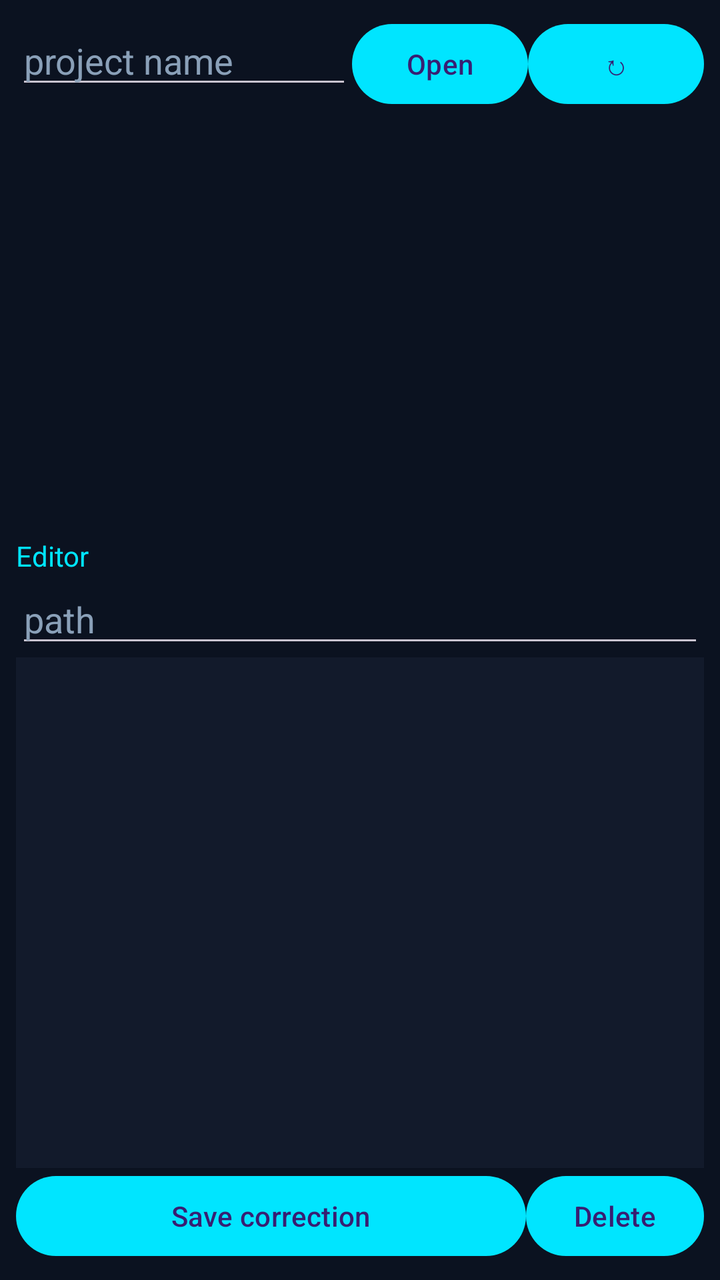
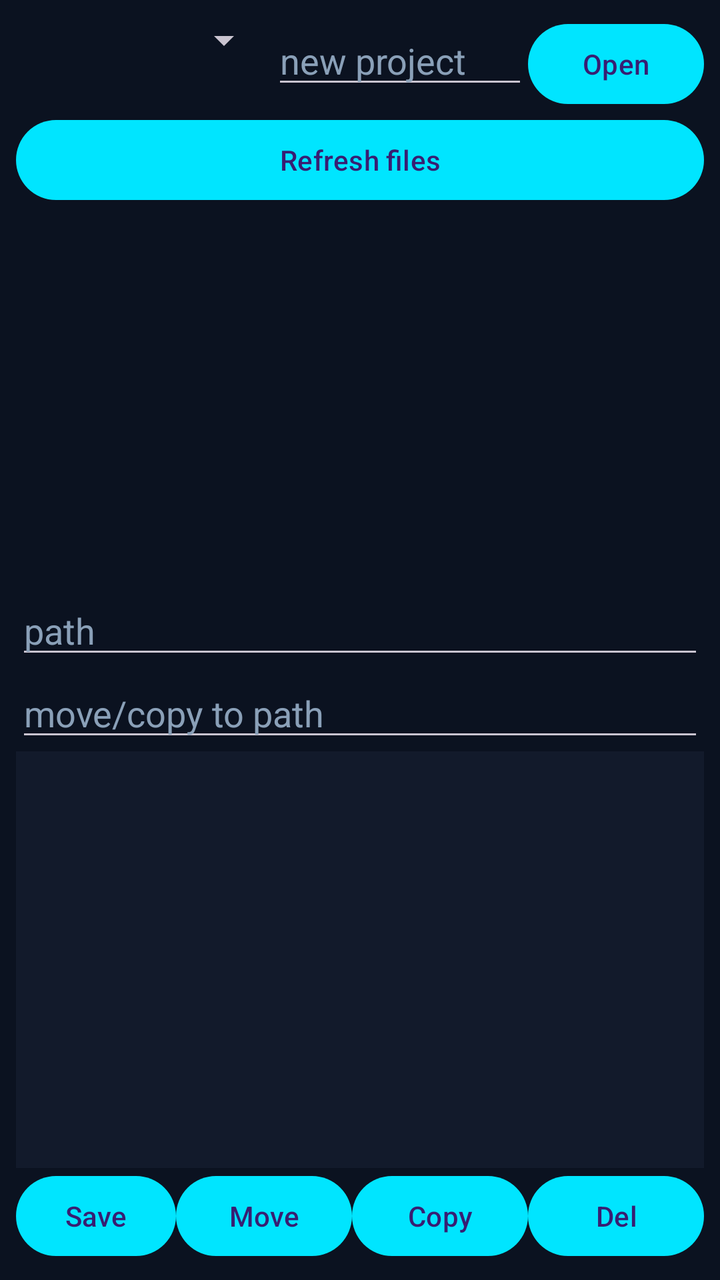

An Android layout rendered at two revisions. The XML below is the earlier revision; the diff shows what the commit changed to produce the second picture.
<!-- AndroidManifest.xml: application theme Theme.AndroIDE -->
<!-- res/layout/tab_files.xml -->
<?xml version="1.0" encoding="utf-8"?>
<LinearLayout xmlns:android="http://schemas.android.com/apk/res/android"
    android:layout_width="match_parent"
    android:layout_height="match_parent"
    android:orientation="vertical"
    android:padding="8dp">

    <LinearLayout
        android:layout_width="match_parent"
        android:layout_height="wrap_content"
        android:orientation="horizontal">
        <EditText
            android:id="@+id/projectName"
            android:layout_width="0dp"
            android:layout_height="wrap_content"
            android:layout_weight="1"
            android:hint="project name"
            android:textColor="@color/text"
            android:textColorHint="@color/muted" />
        <Button android:id="@+id/btnOpenProject" android:layout_width="wrap_content" android:layout_height="wrap_content" android:text="Open" />
        <Button android:id="@+id/btnRefreshFiles" android:layout_width="wrap_content" android:layout_height="wrap_content" android:text="↻" />
    </LinearLayout>

    <ListView
        android:id="@+id/fileList"
        android:layout_width="match_parent"
        android:layout_height="0dp"
        android:layout_weight="1" />

    <TextView android:layout_width="match_parent" android:layout_height="wrap_content" android:text="Editor" android:textColor="@color/accent" />
    <EditText
        android:id="@+id/filePath"
        android:layout_width="match_parent"
        android:layout_height="wrap_content"
        android:hint="path"
        android:textColor="@color/text"
        android:textColorHint="@color/muted" />
    <EditText
        android:id="@+id/fileBody"
        android:layout_width="match_parent"
        android:layout_height="0dp"
        android:layout_weight="1.2"
        android:gravity="top"
        android:fontFamily="monospace"
        android:textSize="12sp"
        android:textColor="@color/text"
        android:background="@color/panel" />
    <LinearLayout android:layout_width="match_parent" android:layout_height="wrap_content" android:orientation="horizontal">
        <Button android:id="@+id/btnSaveFile" android:layout_width="0dp" android:layout_weight="1" android:layout_height="wrap_content" android:text="Save correction" />
        <Button android:id="@+id/btnDelFile" android:layout_width="wrap_content" android:layout_height="wrap_content" android:text="Delete" />
    </LinearLayout>
</LinearLayout>
<!-- resources referenced by this layout -->
<resources>
  <color name="accent">#00E5FF</color>
  <color name="muted">#8AA0B8</color>
  <color name="panel">#121A2B</color>
  <color name="text">#E8F1FF</color>
  <style name="Theme.AndroIDE" parent="Theme.Material3.Dark.NoActionBar">
          <item name="colorPrimary">#00E5FF</item>
          <item name="colorSecondary">#FFD54F</item>
          <item name="android:statusBarColor">#0B1220</item>
          <item name="android:navigationBarColor">#0B1220</item>
          <item name="android:windowBackground">#0B1220</item>
      </style>
</resources>

<!-- the commit's change to res/layout/tab_files.xml (unified diff, before → after) -->
@@ -5,48 +5,22 @@
     android:orientation="vertical"
     android:padding="8dp">
 
-    <LinearLayout
-        android:layout_width="match_parent"
-        android:layout_height="wrap_content"
-        android:orientation="horizontal">
-        <EditText
-            android:id="@+id/projectName"
-            android:layout_width="0dp"
-            android:layout_height="wrap_content"
-            android:layout_weight="1"
-            android:hint="project name"
-            android:textColor="@color/text"
-            android:textColorHint="@color/muted" />
+    <LinearLayout android:orientation="horizontal" android:layout_width="match_parent" android:layout_height="wrap_content">
+        <Spinner android:id="@+id/projectSpin" android:layout_width="0dp" android:layout_height="wrap_content" android:layout_weight="1" />
+        <EditText android:id="@+id/projectName" android:layout_width="0dp" android:layout_height="wrap_content" android:layout_weight="1" android:hint="new project" android:textColor="@color/text" android:textColorHint="@color/muted" />
         <Button android:id="@+id/btnOpenProject" android:layout_width="wrap_content" android:layout_height="wrap_content" android:text="Open" />
-        <Button android:id="@+id/btnRefreshFiles" android:layout_width="wrap_content" android:layout_height="wrap_content" android:text="↻" />
     </LinearLayout>
+    <Button android:id="@+id/btnRefreshFiles" android:layout_width="match_parent" android:layout_height="wrap_content" android:text="Refresh files" />
 
-    <ListView
-        android:id="@+id/fileList"
-        android:layout_width="match_parent"
-        android:layout_height="0dp"
-        android:layout_weight="1" />
+    <ListView android:id="@+id/fileList" android:layout_width="match_parent" android:layout_height="0dp" android:layout_weight="1" />
 
-    <TextView android:layout_width="match_parent" android:layout_height="wrap_content" android:text="Editor" android:textColor="@color/accent" />
-    <EditText
-        android:id="@+id/filePath"
-        android:layout_width="match_parent"
-        android:layout_height="wrap_content"
-        android:hint="path"
-        android:textColor="@color/text"
-        android:textColorHint="@color/muted" />
-    <EditText
-        android:id="@+id/fileBody"
-        android:layout_width="match_parent"
-        android:layout_height="0dp"
-        android:layout_weight="1.2"
-        android:gravity="top"
-        android:fontFamily="monospace"
-        android:textSize="12sp"
-        android:textColor="@color/text"
-        android:background="@color/panel" />
-    <LinearLayout android:layout_width="match_parent" android:layout_height="wrap_content" android:orientation="horizontal">
-        <Button android:id="@+id/btnSaveFile" android:layout_width="0dp" android:layout_weight="1" android:layout_height="wrap_content" android:text="Save correction" />
-        <Button android:id="@+id/btnDelFile" android:layout_width="wrap_content" android:layout_height="wrap_content" android:text="Delete" />
+    <EditText android:id="@+id/filePath" android:layout_width="match_parent" android:layout_height="wrap_content" android:hint="path" android:textColor="@color/text" android:textColorHint="@color/muted" />
+    <EditText android:id="@+id/moveTo" android:layout_width="match_parent" android:layout_height="wrap_content" android:hint="move/copy to path" android:textColor="@color/text" android:textColorHint="@color/muted" />
+    <EditText android:id="@+id/fileBody" android:layout_width="match_parent" android:layout_height="0dp" android:layout_weight="1.1" android:gravity="top" android:fontFamily="monospace" android:textSize="12sp" android:textColor="@color/text" android:background="@color/panel" />
+    <LinearLayout android:orientation="horizontal" android:layout_width="match_parent" android:layout_height="wrap_content">
+        <Button android:id="@+id/btnSaveFile" android:layout_width="0dp" android:layout_weight="1" android:layout_height="wrap_content" android:text="Save" />
+        <Button android:id="@+id/btnMoveFile" android:layout_width="wrap_content" android:layout_height="wrap_content" android:text="Move" />
+        <Button android:id="@+id/btnCopyFile" android:layout_width="wrap_content" android:layout_height="wrap_content" android:text="Copy" />
+        <Button android:id="@+id/btnDelFile" android:layout_width="wrap_content" android:layout_height="wrap_content" android:text="Del" />
     </LinearLayout>
 </LinearLayout>
<!-- resource entries referenced after the edit -->
@@ -1,6 +1,5 @@
 <!-- resources referenced by this layout -->
 <resources>
-  <color name="accent">#00E5FF</color>
   <color name="muted">#8AA0B8</color>
   <color name="panel">#121A2B</color>
   <color name="text">#E8F1FF</color>
